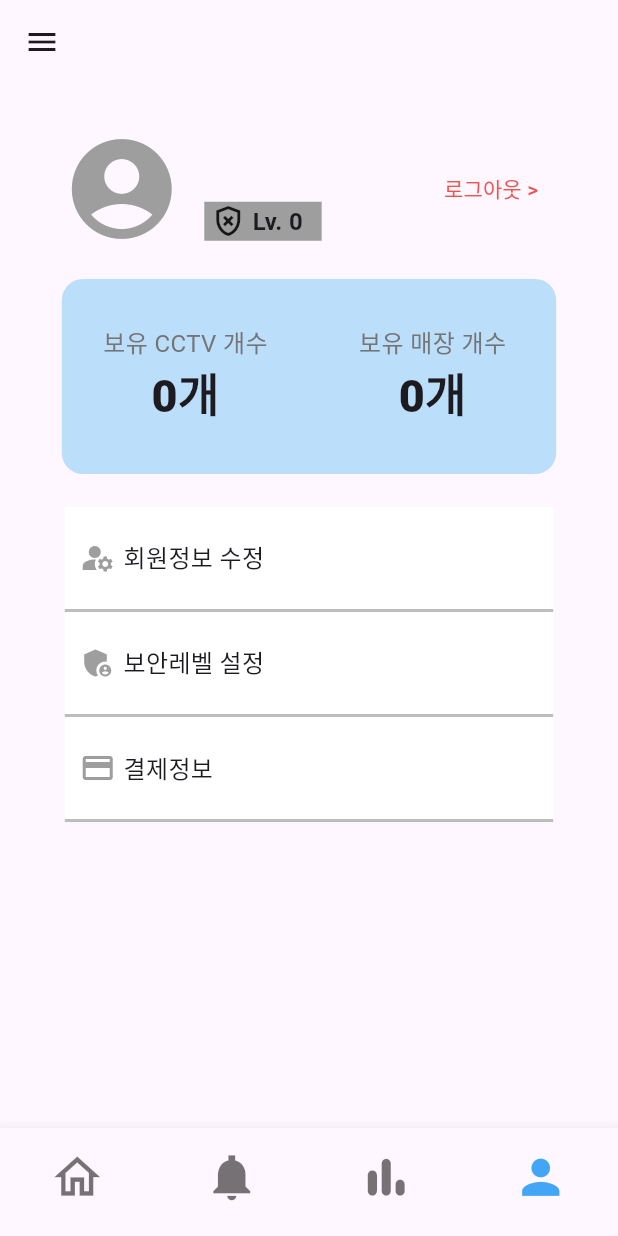
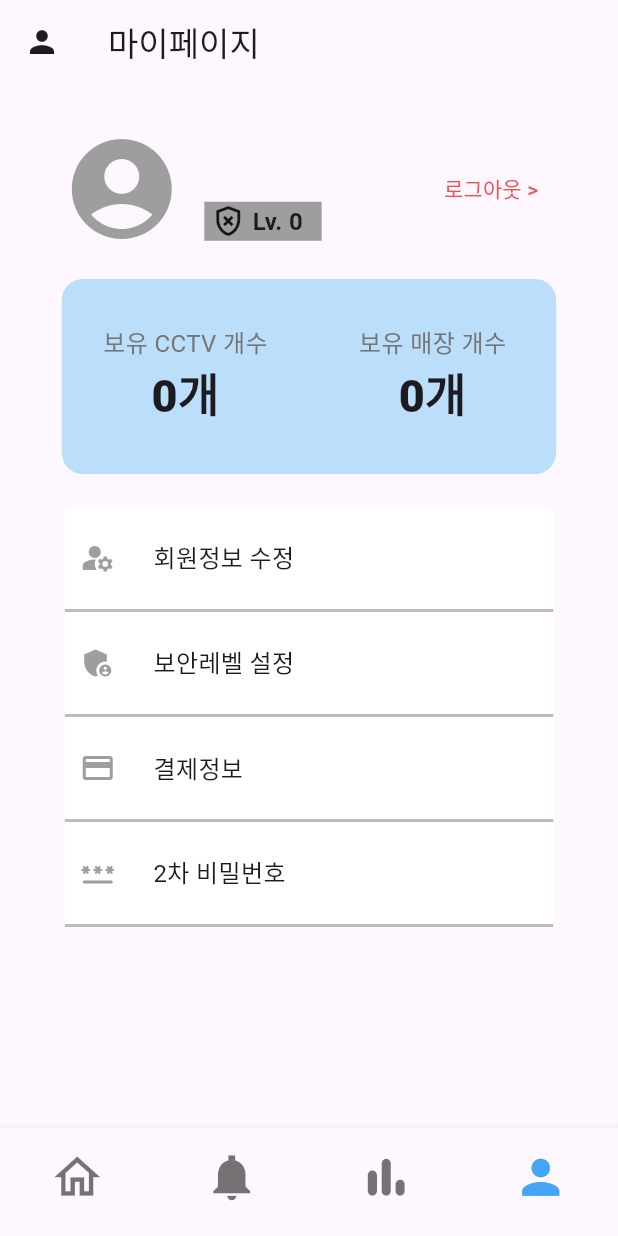
Before and after one commit to nuyggnoes/SSG-USMS-Front-Flutter, a Flutter app: the HomeScreen screen opened by its route, item 4 of the bottom bar chosen, on a phone screen of 412 x 824 dp. Run offline on Flutter 3.47's test engine with Material 3 defaults, Android fonts, the phone set to English and light mode, and no system bars; our stand-ins replace chewie, date_field, dio, file_picker, firebase_core, firebase_messaging and 6 more; missing offline and left inert: kpostal; accounts and stored records are empty; network calls fail.

Commit message:
홈 화면들의 appBar 통일

```diff
--- a/usms_app/lib/screen/home_screen.dart
+++ b/usms_app/lib/screen/home_screen.dart
@@ -175,7 +175,6 @@ class _HomeScreenState extends State<HomeScreen> with TickerProviderStateMixin {
   @override
   Widget build(BuildContext context) {
     return Scaffold(
-      appBar: AppBar(),
       bottomNavigationBar: BottomNavigationBar(
         items: const [
           BottomNavigationBarItem(
@@ -206,142 +205,142 @@ class _HomeScreenState extends State<HomeScreen> with TickerProviderStateMixin {
       body: SafeArea(
         child: widgetOptions.elementAt(selectedIndex),
       ),
-      drawer: Drawer(
-        child: ListView(
-          padding: EdgeInsets.zero,
-          children: [
-            UserAccountsDrawerHeader(
-              decoration: BoxDecoration(
-                color: Colors.blue[400],
-              ),
-              accountName: Row(
-                children: [
-                  Text(
-                    '$name님',
-                    style: const TextStyle(
-                      color: Colors.white,
-                      fontSize: 40,
-                      fontWeight: FontWeight.w700,
-                    ),
-                  ),
-                  const SizedBox(
-                    width: 55,
-                  ),
-                  // Icon(
-                  //   Icons.gpp_bad_outlined,
-                  //   color: getSecurityLevel(),
-                  //   size: 70,
-                  // ),
-                  getSecurityLevel(),
-                ],
-              ),
-              accountEmail: Text(
-                '$email',
-                style: const TextStyle(
-                  color: Colors.white,
-                ),
-              ),
-              // onDetailsPressed: () {
-              //   print('detail clicked');
-              // },
-            ),
-            ListTile(
-              leading: const Icon(
-                Icons.policy_outlined,
-                color: Colors.grey,
-              ),
-              title: const Text(
-                '보안레벨 설정',
-                style: TextStyle(
-                  color: Colors.grey,
-                ),
-              ),
-              onTap: () {
-                print('Security Level Clicked');
-                Navigator.pushNamed(context, SecurityLevel.route);
-              },
-              trailing: const Icon(
-                Icons.add,
-                color: Colors.grey,
-              ),
-            ),
-            ListTile(
-              leading: const Icon(
-                Icons.account_circle_outlined,
-                color: Colors.grey,
-              ),
-              title: const Text(
-                '회원정보 수정',
-                style: TextStyle(
-                  color: Colors.grey,
-                ),
-              ),
-              onTap: () {
-                print('Edit User Info Clicked');
-                Navigator.push(
-                  context,
-                  MaterialPageRoute(
-                    builder: (context) => const RegisterScreen(
-                      data: 'data',
-                      flag: null,
-                      routeCode: false,
-                    ),
-                  ),
-                );
-              },
-              trailing: const Icon(
-                Icons.add,
-                color: Colors.grey,
-              ),
-            ),
-            ListTile(
-              leading: const Icon(
-                Icons.logout_rounded,
-                color: Colors.grey,
-              ),
-              title: const Text(
-                '로그아웃',
-                style: TextStyle(
-                  color: Colors.grey,
-                ),
-              ),
-              onTap: () {
-                logoutAction();
-              },
-            ),
-            ListTile(
-              leading: const Icon(
-                Icons.science_outlined,
-                color: Colors.grey,
-              ),
-              title: const Text(
-                '매장 상세 페이지',
-                style: TextStyle(
-                  color: Colors.grey,
-                ),
-              ),
-              onTap: () {
-                Navigator.pushNamed(context, Routes.storeDetail);
-              },
-            ),
-            ListTile(
-              leading: const Icon(
-                Icons.science_outlined,
-                color: Colors.grey,
-              ),
-              title: const Text(
-                '2차 비밀번호',
-                style: TextStyle(
-                  color: Colors.grey,
-                ),
-              ),
-              onTap: () {
-                Navigator.pushNamed(context, SecondaryPasswordScreen.route);
-              },
-            ),
-          ],
-        ),
-      ),
+      // drawer: Drawer(
+      //   child: ListView(
+      //     padding: EdgeInsets.zero,
+      //     children: [
+      //       UserAccountsDrawerHeader(
+      //         decoration: BoxDecoration(
+      //           color: Colors.blue[400],
+      //         ),
+      //         accountName: Row(
+      //           children: [
+      //             Text(
+      //               '$name님',
+      //               style: const TextStyle(
+      //                 color: Colors.white,
+      //                 fontSize: 40,
+      //                 fontWeight: FontWeight.w700,
+      //               ),
+      //             ),
+      //             const SizedBox(
+      //               width: 55,
+      //             ),
+      //             // Icon(
+      //             //   Icons.gpp_bad_outlined,
+      //             //   color: getSecurityLevel(),
+      //             //   size: 70,
+      //             // ),
+      //             getSecurityLevel(),
+      //           ],
+      //         ),
+      //         accountEmail: Text(
+      //           '$email',
+      //           style: const TextStyle(
+      //             color: Colors.white,
+      //           ),
+      //         ),
+      //         // onDetailsPressed: () {
+      //         //   print('detail clicked');
+      //         // },
+      //       ),
+      //       ListTile(
+      //         leading: const Icon(
+      //           Icons.policy_outlined,
+      //           color: Colors.grey,
+      //         ),
+      //         title: const Text(
+      //           '보안레벨 설정',
+      //           style: TextStyle(
+      //             color: Colors.grey,
+      //           ),
+      //         ),
+      //         onTap: () {
+      //           print('Security Level Clicked');
+      //           Navigator.pushNamed(context, SecurityLevel.route);
+      //         },
+      //         trailing: const Icon(
+      //           Icons.add,
+      //           color: Colors.grey,
+      //         ),
+      //       ),
+      //       ListTile(
+      //         leading: const Icon(
+      //           Icons.account_circle_outlined,
+      //           color: Colors.grey,
+      //         ),
+      //         title: const Text(
+      //           '회원정보 수정',
+      //           style: TextStyle(
+      //             color: Colors.grey,
+      //           ),
+      //         ),
+      //         onTap: () {
+      //           print('Edit User Info Clicked');
+      //           Navigator.push(
+      //             context,
+      //             MaterialPageRoute(
+      //               builder: (context) => const RegisterScreen(
+      //                 data: 'data',
+      //                 flag: null,
+      //                 routeCode: false,
+      //               ),
+      //             ),
+      //           );
+      //         },
+      //         trailing: const Icon(
+      //           Icons.add,
+      //           color: Colors.grey,
+      //         ),
+      //       ),
+      //       ListTile(
+      //         leading: const Icon(
+      //           Icons.logout_rounded,
+      //           color: Colors.grey,
+      //         ),
+      //         title: const Text(
+      //           '로그아웃',
+      //           style: TextStyle(
+      //             color: Colors.grey,
+      //           ),
+      //         ),
+      //         onTap: () {
+      //           logoutAction();
+      //         },
+      //       ),
+      //       ListTile(
+      //         leading: const Icon(
+      //           Icons.science_outlined,
+      //           color: Colors.grey,
+      //         ),
+      //         title: const Text(
+      //           '매장 상세 페이지',
+      //           style: TextStyle(
+      //             color: Colors.grey,
+      //           ),
+      //         ),
+      //         onTap: () {
+      //           Navigator.pushNamed(context, Routes.storeDetail);
+      //         },
+      //       ),
+      //       ListTile(
+      //         leading: const Icon(
+      //           Icons.science_outlined,
+      //           color: Colors.grey,
+      //         ),
+      //         title: const Text(
+      //           '2차 비밀번호',
+      //           style: TextStyle(
+      //             color: Colors.grey,
+      //           ),
+      //         ),
+      //         onTap: () {
+      //           Navigator.pushNamed(context, SecondaryPasswordScreen.route);
+      //         },
+      //       ),
+      //     ],
+      //   ),
+      // ),
       // body: RegisterStoreWidget(
       //     animationController: _animationController,
       //     offsetAnimation: _offsetAnimation,
--- a/usms_app/lib/screen/register_store_screen.dart
+++ b/usms_app/lib/screen/register_store_screen.dart
@@ -183,6 +183,8 @@ class _RegisterStoreState extends State<RegisterStore> {
                       Column(
                         children: [
                           CustomTextFormField(
+                            maxLength: 42,
+                            counterText: '',
                             textController: _storeNameController,
                             labelText: '업체명을 입력해주세요.',
                             textType: TextInputType.text,
--- a/usms_app/lib/screen/statistic_screen.dart
+++ b/usms_app/lib/screen/statistic_screen.dart
@@ -35,9 +35,13 @@ class _StatisticScreenState extends State<StatisticScreen> {
       appBar: AppBar(
         title: const Text('통계 지표'),
         centerTitle: true,
+        leading: const Icon(Icons.bar_chart_rounded),
       ),
       body: Column(
         children: [
+          const SizedBox(
+            height: 30,
+          ),
           Container(
             height: 55,
             decoration: BoxDecoration(
--- a/usms_app/lib/screen/user_info_screen.dart
+++ b/usms_app/lib/screen/user_info_screen.dart
@@ -98,6 +98,10 @@ class _MyPageScreenState extends State<MyPageScreen> {
   @override
   Widget build(BuildContext context) {
     return Scaffold(
+      appBar: AppBar(
+        title: const Text('마이페이지'),
+        leading: const Icon(Icons.person),
+      ),
       body: SingleChildScrollView(
         child: SafeArea(
           child: Center(
@@ -246,6 +250,12 @@ class _MyPageScreenState extends State<MyPageScreen> {
                           route: Routes.payInfo,
                           icon: Icons.credit_card,
                         ),
+                        CustomInfoButton(
+                          buttonText: '2차 비밀번호',
+                          parentContext: context,
+                          route: Routes.secondaryPassword,
+                          icon: Icons.password_rounded,
+                        ),
                       ],
                     ),
                   ),
--- a/usms_app/lib/service/routes.dart
+++ b/usms_app/lib/service/routes.dart
@@ -5,6 +5,7 @@ import 'package:usms_app/screen/login_screen.dart';
 import 'package:usms_app/screen/payment_information_screen.dart';
 import 'package:usms_app/screen/register_screen.dart';
 import 'package:usms_app/screen/register_store_screen.dart';
+import 'package:usms_app/screen/secondary_password_screen.dart';
 import 'package:usms_app/screen/set_security_level_screen.dart';
 import 'package:usms_app/screen/store_detail_screen.dart';
 
@@ -19,6 +20,7 @@ class Routes {
   static const String payInfo = '/pay-info';
 
   static const String securitySetting = '/security-setting';
+  static const String secondaryPassword = '/secondary-password';
 
   static Map<String, WidgetBuilder> get routes {
     return {
@@ -31,6 +33,7 @@ class Routes {
       registerStore: (context) => const RegisterStore(),
       storeDetail: (context) => const StoreDetail(),
       payInfo: (context) => const PayInfoScreen(),
+      secondaryPassword: (context) => const SecondaryPasswordScreen(),
     };
   }
 }
--- a/usms_app/lib/widget/custom_info_button.dart
+++ b/usms_app/lib/widget/custom_info_button.dart
@@ -54,15 +54,11 @@ class CustomInfoButton extends StatelessWidget {
                   color: Colors.grey,
                 ),
                 const SizedBox(
-                  width: 5,
+                  width: 25,
                 ),
                 Text('$buttonText'),
               ],
             ),
-            // Icon(
-            //   Icons.arrow_forward_ios_rounded,
-            //   color: Colors.grey.shade400,
-            // ),
           ],
         ),
       ),
```
Also changed, not shown: usms_app/lib/screen/main_screen.dart (+13 -1 lines), usms_app/lib/widget/test_card.dart (+7 -2 lines).
